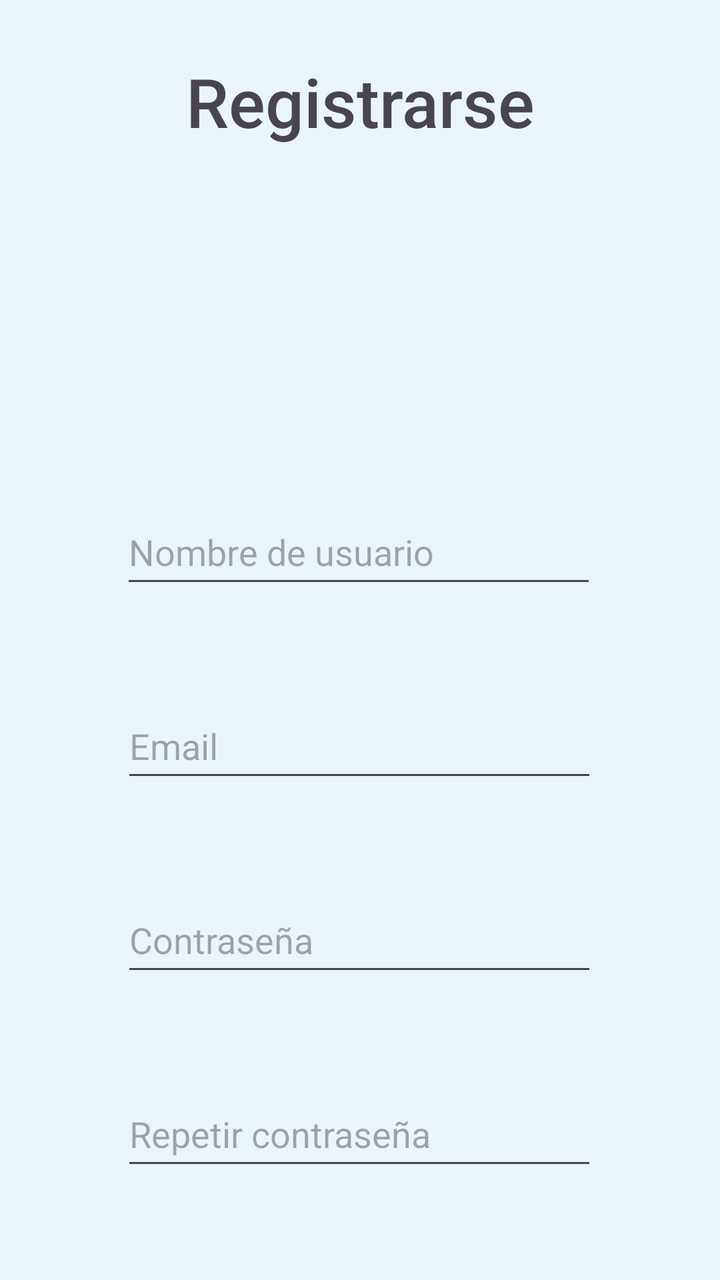
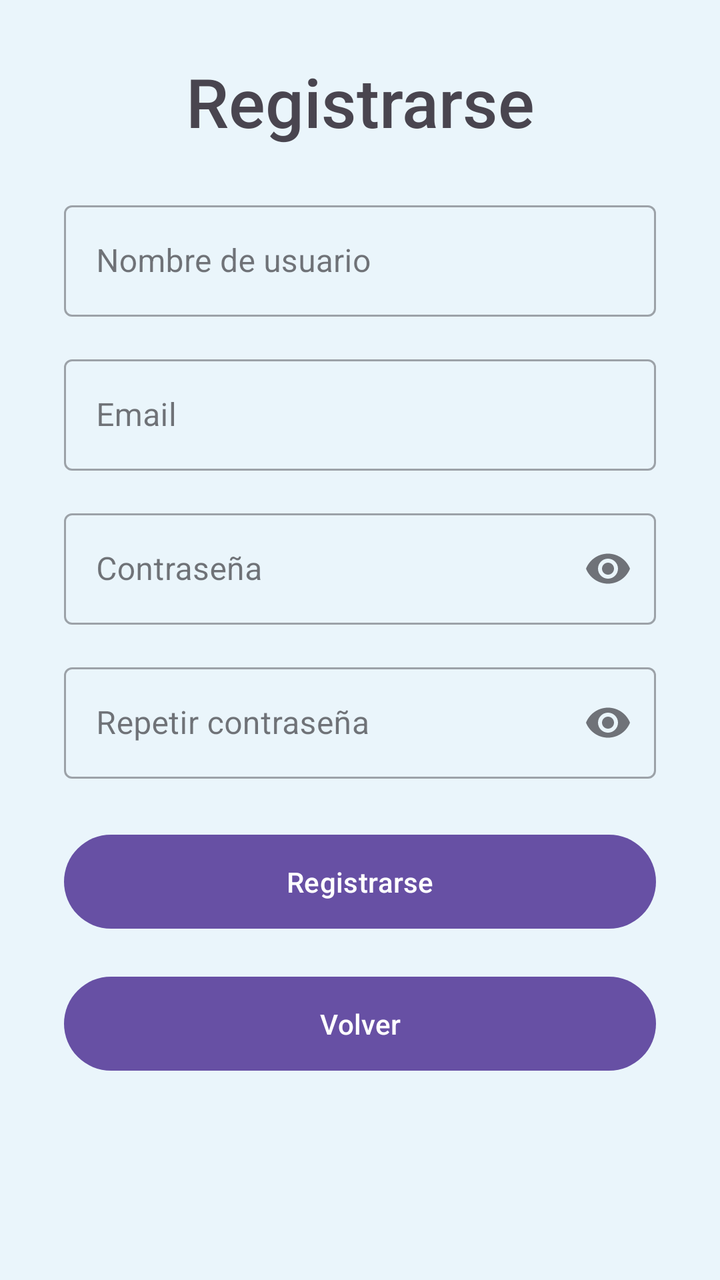

Two renders of the same Android screen: before a commit and after it. Below are the layout's source before the change and the commit's diff.
<!-- AndroidManifest.xml: application theme Theme.Loggin -->
<!-- res/layout/fragment_registro.xml -->
<?xml version="1.0" encoding="utf-8"?>
<androidx.constraintlayout.widget.ConstraintLayout xmlns:android="http://schemas.android.com/apk/res/android"
    xmlns:app="http://schemas.android.com/apk/res-auto"
    xmlns:tools="http://schemas.android.com/tools"
    android:id="@+id/frameLayout"
    android:layout_width="match_parent"
    android:layout_height="match_parent"
    android:background="#FCEAF5FB"
    tools:context=".fragments.RegistroFragment">

    <TextView
        android:id="@+id/registroTitulo"
        android:layout_width="0dp"
        android:layout_height="50dp"
        android:layout_marginTop="28dp"
        android:fontFamily="sans-serif-medium"
        android:text="@string/registro"
        android:textAlignment="center"
        android:textSize="34sp"
        app:layout_constraintEnd_toEndOf="parent"
        app:layout_constraintHorizontal_bias="0.497"
        app:layout_constraintStart_toStartOf="parent"
        app:layout_constraintTop_toTopOf="parent" />

    <EditText
        android:id="@+id/nombre_usuario"
        android:layout_width="238dp"
        android:layout_height="49dp"
        android:layout_marginStart="113dp"
        android:layout_marginTop="172dp"
        android:layout_marginEnd="113dp"
        android:ems="10"
        android:hint="@string/nombre_usuario"
        android:inputType="text"
        app:layout_constraintEnd_toEndOf="parent"
        app:layout_constraintHorizontal_bias="0.509"
        app:layout_constraintStart_toStartOf="parent"
        app:layout_constraintTop_toBottomOf="@+id/registroTitulo" />

    <EditText
        android:id="@+id/email_registro"
        android:layout_width="238dp"
        android:layout_height="49dp"
        android:layout_marginTop="48dp"
        android:autofillHints="emailAddress"
        android:ems="10"
        android:hint="@string/email"
        android:inputType="textEmailAddress"
        app:layout_constraintEnd_toEndOf="parent"
        app:layout_constraintHorizontal_bias="0.497"
        app:layout_constraintStart_toStartOf="parent"
        app:layout_constraintTop_toBottomOf="@+id/nombre_usuario" />

    <EditText
        android:id="@+id/password_registro"
        android:layout_width="238dp"
        android:layout_height="49dp"
        android:layout_marginTop="48dp"
        android:autofillHints="password"
        android:ems="10"
        android:hint="@string/contrasena"
        android:inputType="textPassword"
        app:layout_constraintEnd_toEndOf="parent"
        app:layout_constraintHorizontal_bias="0.497"
        app:layout_constraintStart_toStartOf="parent"
        app:layout_constraintTop_toBottomOf="@+id/email_registro" />

    <EditText
        android:id="@+id/password_confirmar"
        android:layout_width="238dp"
        android:layout_height="49dp"
        android:layout_marginTop="48dp"
        android:autofillHints="password"
        android:ems="10"
        android:hint="@string/confirmar_contrasena"
        android:inputType="textPassword"
        app:layout_constraintEnd_toEndOf="parent"
        app:layout_constraintHorizontal_bias="0.497"
        app:layout_constraintStart_toStartOf="parent"
        app:layout_constraintTop_toBottomOf="@+id/password_registro" />

    <Button
        android:id="@+id/btn_registrarse"
        android:layout_width="238dp"
        android:layout_height="wrap_content"
        android:layout_marginTop="60dp"
        android:text="@string/registro"
        app:layout_constraintEnd_toEndOf="parent"
        app:layout_constraintHorizontal_bias="0.497"
        app:layout_constraintStart_toStartOf="parent"
        app:layout_constraintTop_toBottomOf="@+id/password_confirmar" />

    <Button
        android:id="@+id/btn_volver_registro"
        android:layout_width="238dp"
        android:layout_height="wrap_content"
        android:layout_marginTop="16dp"
        android:text="@string/volver"
        app:layout_constraintEnd_toEndOf="parent"
        app:layout_constraintHorizontal_bias="0.497"
        app:layout_constraintStart_toStartOf="parent"
        app:layout_constraintTop_toBottomOf="@+id/btn_registrarse" />

</androidx.constraintlayout.widget.ConstraintLayout>
<!-- resources referenced by this layout -->
<resources>
  <string name="confirmar_contrasena">Repetir contraseña</string>
  <string name="contrasena">Contraseña</string>
  <string name="email">Email</string>
  <string name="nombre_usuario">Nombre de usuario</string>
  <string name="registro">Registrarse</string>
  <string name="volver">Volver</string>
  <style name="Theme.Loggin" parent="Base.Theme.Loggin" />
  <style name="Base.Theme.Loggin" parent="Theme.Material3.DayNight.NoActionBar">
          
          
      </style>
</resources>

<!-- the commit's change to res/layout/fragment_registro.xml (unified diff, before → after) -->
@@ -1,104 +1,141 @@
 <?xml version="1.0" encoding="utf-8"?>
-<androidx.constraintlayout.widget.ConstraintLayout xmlns:android="http://schemas.android.com/apk/res/android"
+<ScrollView xmlns:android="http://schemas.android.com/apk/res/android"
     xmlns:app="http://schemas.android.com/apk/res-auto"
     xmlns:tools="http://schemas.android.com/tools"
-    android:id="@+id/frameLayout"
     android:layout_width="match_parent"
     android:layout_height="match_parent"
     android:background="#FCEAF5FB"
+    android:fillViewport="true"
     tools:context=".fragments.RegistroFragment">
 
-    <TextView
-        android:id="@+id/registroTitulo"
-        android:layout_width="0dp"
-        android:layout_height="50dp"
-        android:layout_marginTop="28dp"
-        android:fontFamily="sans-serif-medium"
-        android:text="@string/registro"
-        android:textAlignment="center"
-        android:textSize="34sp"
-        app:layout_constraintEnd_toEndOf="parent"
-        app:layout_constraintHorizontal_bias="0.497"
-        app:layout_constraintStart_toStartOf="parent"
-        app:layout_constraintTop_toTopOf="parent" />
+    <androidx.constraintlayout.widget.ConstraintLayout
+        android:id="@+id/frameLayout"
+        android:layout_width="match_parent"
+        android:layout_height="wrap_content"
+        android:paddingBottom="32dp">
 
-    <EditText
-        android:id="@+id/nombre_usuario"
-        android:layout_width="238dp"
-        android:layout_height="49dp"
-        android:layout_marginStart="113dp"
-        android:layout_marginTop="172dp"
-        android:layout_marginEnd="113dp"
-        android:ems="10"
-        android:hint="@string/nombre_usuario"
-        android:inputType="text"
-        app:layout_constraintEnd_toEndOf="parent"
-        app:layout_constraintHorizontal_bias="0.509"
-        app:layout_constraintStart_toStartOf="parent"
-        app:layout_constraintTop_toBottomOf="@+id/registroTitulo" />
+        <TextView
+            android:id="@+id/registroTitulo"
+            android:layout_width="0dp"
+            android:layout_height="wrap_content"
+            android:layout_marginTop="28dp"
+            android:fontFamily="sans-serif-medium"
+            android:text="@string/registro"
+            android:textAlignment="center"
+            android:textSize="34sp"
+            app:layout_constraintEnd_toEndOf="parent"
+            app:layout_constraintStart_toStartOf="parent"
+            app:layout_constraintTop_toTopOf="parent" />
 
-    <EditText
-        android:id="@+id/email_registro"
-        android:layout_width="238dp"
-        android:layout_height="49dp"
-        android:layout_marginTop="48dp"
-        android:autofillHints="emailAddress"
-        android:ems="10"
-        android:hint="@string/email"
-        android:inputType="textEmailAddress"
-        app:layout_constraintEnd_toEndOf="parent"
-        app:layout_constraintHorizontal_bias="0.497"
-        app:layout_constraintStart_toStartOf="parent"
-        app:layout_constraintTop_toBottomOf="@+id/nombre_usuario" />
+        <com.google.android.material.textfield.TextInputLayout
+            android:id="@+id/tilUsername"
+            style="@style/Widget.MaterialComponents.TextInputLayout.OutlinedBox"
+            android:layout_width="0dp"
+            android:layout_height="wrap_content"
+            android:layout_marginStart="32dp"
+            android:layout_marginTop="24dp"
+            android:layout_marginEnd="32dp"
+            app:layout_constraintEnd_toEndOf="parent"
+            app:layout_constraintStart_toStartOf="parent"
+            app:layout_constraintTop_toBottomOf="@+id/registroTitulo">
 
-    <EditText
-        android:id="@+id/password_registro"
-        android:layout_width="238dp"
-        android:layout_height="49dp"
-        android:layout_marginTop="48dp"
-        android:autofillHints="password"
-        android:ems="10"
-        android:hint="@string/contrasena"
-        android:inputType="textPassword"
-        app:layout_constraintEnd_toEndOf="parent"
-        app:layout_constraintHorizontal_bias="0.497"
-        app:layout_constraintStart_toStartOf="parent"
-        app:layout_constraintTop_toBottomOf="@+id/email_registro" />
+            <com.google.android.material.textfield.TextInputEditText
+                android:id="@+id/nombre_usuario"
+                android:layout_width="match_parent"
+                android:layout_height="wrap_content"
+                android:autofillHints="username"
+                android:hint="@string/nombre_usuario"
+                android:inputType="text" />
+        </com.google.android.material.textfield.TextInputLayout>
 
-    <EditText
-        android:id="@+id/password_confirmar"
-        android:layout_width="238dp"
-        android:layout_height="49dp"
-        android:layout_marginTop="48dp"
-        android:autofillHints="password"
-        android:ems="10"
-        android:hint="@string/confirmar_contrasena"
-        android:inputType="textPassword"
-        app:layout_constraintEnd_toEndOf="parent"
-        app:layout_constraintHorizontal_bias="0.497"
-        app:layout_constraintStart_toStartOf="parent"
-        app:layout_constraintTop_toBottomOf="@+id/password_registro" />
+        <com.google.android.material.textfield.TextInputLayout
+            android:id="@+id/tilEmail"
+            style="@style/Widget.MaterialComponents.TextInputLayout.OutlinedBox"
+            android:layout_width="0dp"
+            android:layout_height="wrap_content"
+            android:layout_marginStart="32dp"
+            android:layout_marginTop="16dp"
+            android:layout_marginEnd="32dp"
+            app:layout_constraintEnd_toEndOf="parent"
+            app:layout_constraintStart_toStartOf="parent"
+            app:layout_constraintTop_toBottomOf="@+id/tilUsername">
 
-    <Button
-        android:id="@+id/btn_registrarse"
-        android:layout_width="238dp"
-        android:layout_height="wrap_content"
-        android:layout_marginTop="60dp"
-        android:text="@string/registro"
-        app:layout_constraintEnd_toEndOf="parent"
-        app:layout_constraintHorizontal_bias="0.497"
-        app:layout_constraintStart_toStartOf="parent"
-        app:layout_constraintTop_toBottomOf="@+id/password_confirmar" />
+            <com.google.android.material.textfield.TextInputEditText
+                android:id="@+id/email_registro"
+                android:layout_width="match_parent"
+                android:layout_height="wrap_content"
+                android:autofillHints="emailAddress"
+                android:hint="@string/email"
+                android:inputType="textEmailAddress" />
+        </com.google.android.material.textfield.TextInputLayout>
 
-    <Button
-        android:id="@+id/btn_volver_registro"
-        android:layout_width="238dp"
-        android:layout_height="wrap_content"
-        android:layout_marginTop="16dp"
-        android:text="@string/volver"
-        app:layout_constraintEnd_toEndOf="parent"
-        app:layout_constraintHorizontal_bias="0.497"
-        app:layout_constraintStart_toStartOf="parent"
-        app:layout_constraintTop_toBottomOf="@+id/btn_registrarse" />
+        <com.google.android.material.textfield.TextInputLayout
+            android:id="@+id/tilPassword"
+            style="@style/Widget.MaterialComponents.TextInputLayout.OutlinedBox"
+            android:layout_width="0dp"
+            android:layout_height="wrap_content"
+            android:layout_marginStart="32dp"
+            android:layout_marginTop="16dp"
+            android:layout_marginEnd="32dp"
+            app:endIconMode="password_toggle"
+            app:layout_constraintEnd_toEndOf="parent"
+            app:layout_constraintStart_toStartOf="parent"
+            app:layout_constraintTop_toBottomOf="@+id/tilEmail">
 
-</androidx.constraintlayout.widget.ConstraintLayout>
+            <com.google.android.material.textfield.TextInputEditText
+                android:id="@+id/password_registro"
+                android:layout_width="match_parent"
+                android:layout_height="wrap_content"
+                android:autofillHints="password"
+                android:hint="@string/contrasena"
+                android:inputType="textPassword" />
+        </com.google.android.material.textfield.TextInputLayout>
+
+        <com.google.android.material.textfield.TextInputLayout
+            android:id="@+id/tilConfirmPassword"
+            style="@style/Widget.MaterialComponents.TextInputLayout.OutlinedBox"
+            android:layout_width="0dp"
+            android:layout_height="wrap_content"
+            android:layout_marginStart="32dp"
+            android:layout_marginTop="16dp"
+            android:layout_marginEnd="32dp"
+            app:endIconMode="password_toggle"
+            app:layout_constraintEnd_toEndOf="parent"
+            app:layout_constraintStart_toStartOf="parent"
+            app:layout_constraintTop_toBottomOf="@+id/tilPassword">
+
+            <com.google.android.material.textfield.TextInputEditText
+                android:id="@+id/password_confirmar"
+                android:layout_width="match_parent"
+                android:layout_height="wrap_content"
+                android:autofillHints="password"
+                android:hint="@string/confirmar_contrasena"
+                android:inputType="textPassword" />
+        </com.google.android.material.textfield.TextInputLayout>
+
+        <Button
+            android:id="@+id/btn_registrarse"
+            android:layout_width="0dp"
+            android:layout_height="55dp"
+            android:layout_marginStart="32dp"
+            android:layout_marginTop="24dp"
+            android:layout_marginEnd="32dp"
+            android:text="@string/registro"
+            app:layout_constraintEnd_toEndOf="parent"
+            app:layout_constraintStart_toStartOf="parent"
+            app:layout_constraintTop_toBottomOf="@+id/tilConfirmPassword" />
+
+        <Button
+            android:id="@+id/btn_volver_registro"
+            android:layout_width="0dp"
+            android:layout_height="55dp"
+            android:layout_marginStart="32dp"
+            android:layout_marginTop="16dp"
+            android:layout_marginEnd="32dp"
+            android:text="@string/volver"
+            app:layout_constraintEnd_toEndOf="parent"
+            app:layout_constraintStart_toStartOf="parent"
+            app:layout_constraintTop_toBottomOf="@+id/btn_registrarse" />
+
+    </androidx.constraintlayout.widget.ConstraintLayout>
+</ScrollView>
